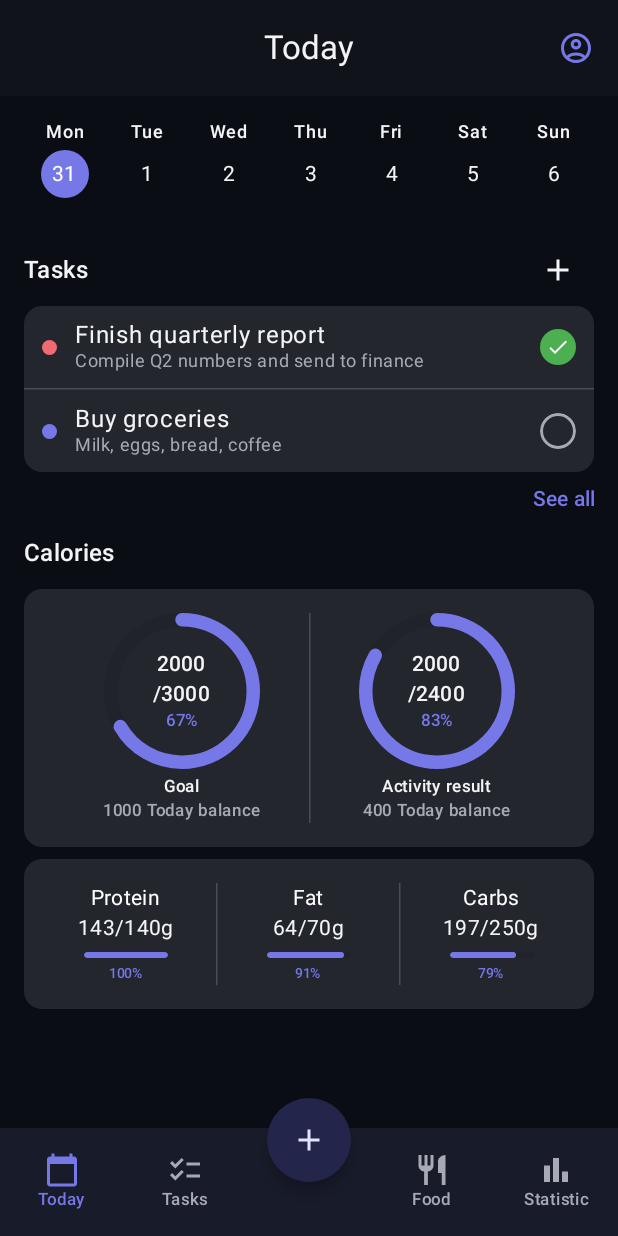
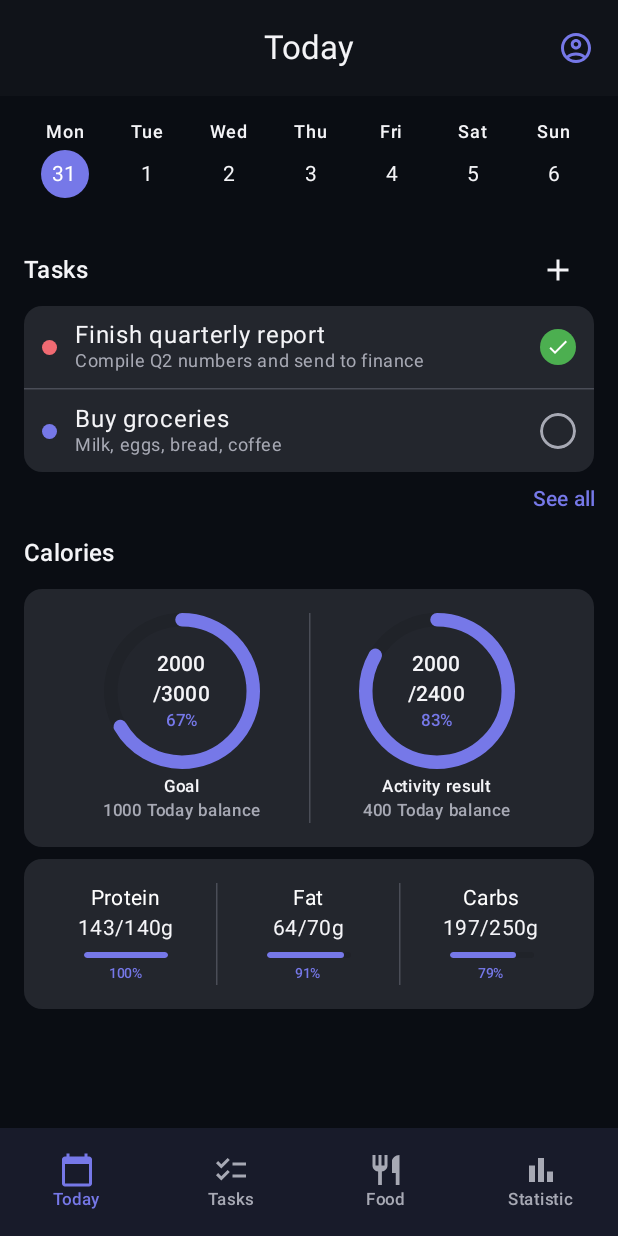
Before and after one commit to PLDima/TaskCal, an Android app built with Jetpack Compose: the screen it shows after launch (MainActivity), on a phone screen of 412 x 824 dp. Run offline under Robolectric (Android 15) with nearby library versions, the phone set to English and light mode, and no system bars; our stand-ins replace Dagger/Hilt's generated code; libraries missing offline, so code that uses them is left out: androidx.hilt.lifecycle.

Commit message:
TKC - 18 - Add task screen ui

```diff
--- a/app/src/main/java/inc/dimasic/taskcal/MainActivity.kt
+++ b/app/src/main/java/inc/dimasic/taskcal/MainActivity.kt
@@ -11,18 +11,14 @@ import androidx.compose.animation.core.tween
 import androidx.compose.animation.fadeIn
 import androidx.compose.animation.fadeOut
 import androidx.compose.animation.togetherWith
-import androidx.compose.foundation.layout.Box
 import androidx.compose.foundation.layout.fillMaxSize
 import androidx.compose.foundation.layout.padding
-import androidx.compose.material3.MaterialTheme
 import androidx.compose.material3.Scaffold
-import androidx.compose.material3.Text
 import androidx.compose.runtime.Composable
 import androidx.compose.runtime.getValue
 import androidx.compose.runtime.mutableStateOf
 import androidx.compose.runtime.remember
 import androidx.compose.runtime.setValue
-import androidx.compose.ui.Alignment
 import androidx.compose.ui.Modifier
 import androidx.compose.ui.unit.IntOffset
 import androidx.compose.ui.tooling.preview.Preview
@@ -30,6 +26,7 @@ import dagger.hilt.android.AndroidEntryPoint
 import inc.dimasic.taskcal.ui.AppTopBar
 import inc.dimasic.taskcal.ui.BottomBar
 import inc.dimasic.taskcal.ui.BottomTab
+import inc.dimasic.taskcal.ui.screens.AddTaskScreen
 import inc.dimasic.taskcal.ui.screens.FoodScreen
 import inc.dimasic.taskcal.ui.screens.ProfileScreen
 import inc.dimasic.taskcal.ui.screens.TasksScreen
@@ -50,35 +47,37 @@ class MainActivity : ComponentActivity() {
     }
 }
 
-private const val PROFILE_TRANSITION_MS = 300
+private const val SCREEN_TRANSITION_MS = 300
+
+private enum class Overlay { NONE, PROFILE, ADD_TASK }
 
 @Composable
 fun TaskCalApp() {
     var selectedTab by remember { mutableStateOf(BottomTab.TODAY) }
-    var showProfile by remember { mutableStateOf(false) }
+    var overlay by remember { mutableStateOf(Overlay.NONE) }
 
-    BackHandler(enabled = showProfile) { showProfile = false }
+    BackHandler(enabled = overlay != Overlay.NONE) { overlay = Overlay.NONE }
 
     AnimatedContent(
-        targetState = showProfile,
+        targetState = overlay,
         transitionSpec = {
-            val direction = if (targetState) {
+            val direction = if (targetState != Overlay.NONE) {
                 AnimatedContentTransitionScope.SlideDirection.Left
             } else {
                 AnimatedContentTransitionScope.SlideDirection.Right
             }
-            val slideSpec = tween<IntOffset>(PROFILE_TRANSITION_MS)
-            val fadeSpec = tween<Float>(PROFILE_TRANSITION_MS)
+            val slideSpec = tween<IntOffset>(SCREEN_TRANSITION_MS)
+            val fadeSpec = tween<Float>(SCREEN_TRANSITION_MS)
             (slideIntoContainer(direction, slideSpec) + fadeIn(fadeSpec))
                 .togetherWith(slideOutOfContainer(direction, slideSpec) + fadeOut(fadeSpec))
         },
-        label = "profileTransition",
-    ) { profileVisible ->
-        if (profileVisible) {
-            Scaffold(
+        label = "screenTransition",
+    ) { currentOverlay ->
+        when (currentOverlay) {
+            Overlay.PROFILE -> Scaffold(
                 modifier = Modifier.fillMaxSize(),
                 topBar = {
-                    AppTopBar(title = "Profile", onBackClick = { showProfile = false })
+                    AppTopBar(title = "Profile", onBackClick = { overlay = Overlay.NONE })
                 },
             ) { innerPadding ->
                 ProfileScreen(
@@ -87,13 +86,27 @@ fun TaskCalApp() {
                         .padding(innerPadding),
                 )
             }
-        } else {
-            Scaffold(
+
+            Overlay.ADD_TASK -> Scaffold(
+                modifier = Modifier.fillMaxSize(),
+                topBar = {
+                    AppTopBar(title = "New task", onBackClick = { overlay = Overlay.NONE })
+                },
+            ) { innerPadding ->
+                AddTaskScreen(
+                    onTaskCreated = { overlay = Overlay.NONE },
+                    modifier = Modifier
+                        .fillMaxSize()
+                        .padding(innerPadding),
+                )
+            }
+
+            Overlay.NONE -> Scaffold(
                 modifier = Modifier.fillMaxSize(),
                 topBar = {
                     AppTopBar(
                         title = selectedTab.label,
-                        onProfileClick = { showProfile = true },
+                        onProfileClick = { overlay = Overlay.PROFILE },
                     )
                 },
                 bottomBar = {
@@ -102,6 +115,7 @@ fun TaskCalApp() {
             ) { innerPadding ->
                 TabContent(
                     tab = selectedTab,
+                    onAddTask = { overlay = Overlay.ADD_TASK },
                     modifier = Modifier
                         .fillMaxSize()
                         .padding(innerPadding),
@@ -112,15 +126,12 @@ fun TaskCalApp() {
 }
 
 @Composable
-fun TabContent(tab: BottomTab, modifier: Modifier = Modifier) {
+fun TabContent(tab: BottomTab, onAddTask: () -> Unit, modifier: Modifier = Modifier) {
     when (tab) {
         BottomTab.TODAY -> TodayScreen(modifier = modifier)
-        BottomTab.TASKS -> TasksScreen(modifier = modifier)
+        BottomTab.TASKS -> TasksScreen(onAddTask = onAddTask, modifier = modifier)
         BottomTab.FOOD -> FoodScreen(modifier = modifier)
         BottomTab.STATISTIC -> StatisticScreen(modifier = modifier)
-        else -> Box(modifier = modifier, contentAlignment = Alignment.Center) {
-            Text(text = tab.label, style = MaterialTheme.typography.headlineMedium)
-        }
     }
 }
 
--- a/app/src/main/java/inc/dimasic/taskcal/ui/BottomBar.kt
+++ b/app/src/main/java/inc/dimasic/taskcal/ui/BottomBar.kt
@@ -2,24 +2,18 @@ package inc.dimasic.taskcal.ui
 
 import androidx.compose.foundation.interaction.MutableInteractionSource
 import androidx.compose.foundation.layout.Arrangement
-import androidx.compose.foundation.layout.Box
 import androidx.compose.foundation.layout.Column
 import androidx.compose.foundation.layout.Row
 import androidx.compose.foundation.layout.RowScope
 import androidx.compose.foundation.layout.fillMaxHeight
 import androidx.compose.foundation.layout.fillMaxWidth
 import androidx.compose.foundation.layout.height
-import androidx.compose.foundation.layout.offset
-import androidx.compose.foundation.layout.size
 import androidx.compose.foundation.selection.selectable
-import androidx.compose.foundation.shape.CircleShape
 import androidx.compose.material.icons.Icons
-import androidx.compose.material.icons.filled.Add
 import androidx.compose.material.icons.filled.BarChart
 import androidx.compose.material.icons.filled.CalendarToday
 import androidx.compose.material.icons.filled.Checklist
 import androidx.compose.material.icons.filled.Restaurant
-import androidx.compose.material3.FloatingActionButton
 import androidx.compose.material3.Icon
 import androidx.compose.material3.MaterialTheme
 import androidx.compose.material3.Surface
@@ -34,14 +28,11 @@ import androidx.compose.ui.unit.dp
 enum class BottomTab(val label: String) {
     TODAY("Today"),
     TASKS("Tasks"),
-    ADD("Add"),
     FOOD("Food"),
     STATISTIC("Statistic"),
 }
 
 private const val BAR_HEIGHT_DP = 72
-private const val FAB_SIZE_DP = 56
-private const val FAB_RAISE_DP = 20
 
 @Composable
 fun BottomBar(
@@ -49,8 +40,7 @@ fun BottomBar(
     onTabSelected: (BottomTab) -> Unit,
     modifier: Modifier = Modifier,
 ) {
-    Box(modifier = modifier.fillMaxWidth()) {
-        Surface(tonalElevation = 3.dp, shadowElevation = 3.dp) {
+    Surface(modifier = modifier.fillMaxWidth(), tonalElevation = 3.dp, shadowElevation = 3.dp) {
         Row(
             modifier = Modifier
                 .fillMaxWidth()
@@ -69,7 +59,6 @@ fun BottomBar(
                 selected = selectedTab == BottomTab.TASKS,
                 onClick = { onTabSelected(BottomTab.TASKS) },
             )
-                Box(modifier = Modifier.weight(1f))
             BottomBarItem(
                 tab = BottomTab.FOOD,
                 icon = Icons.Filled.Restaurant,
@@ -82,18 +71,6 @@ fun BottomBar(
                 selected = selectedTab == BottomTab.STATISTIC,
                 onClick = { onTabSelected(BottomTab.STATISTIC) },
             )
-            }
-        }
-
-        FloatingActionButton(
-            onClick = { onTabSelected(BottomTab.ADD) },
-            shape = CircleShape,
-            modifier = Modifier
-                .align(Alignment.TopCenter)
-                .offset(y = (-FAB_RAISE_DP).dp)
-                .size(FAB_SIZE_DP.dp),
-        ) {
-            Icon(Icons.Filled.Add, contentDescription = BottomTab.ADD.label)
         }
     }
 }
```
Also changed, not shown: app/src/main/java/inc/dimasic/taskcal/repository/TasksRepository.kt (+22 -0 lines), app/src/main/java/inc/dimasic/taskcal/ui/screens/AddTaskScreen.kt (added, +242 -0 lines), app/src/main/java/inc/dimasic/taskcal/ui/screens/AddTaskViewModel.kt (added, +26 -0 lines), app/src/main/java/inc/dimasic/taskcal/ui/screens/TasksScreen.kt (+17 -1 lines), app/src/main/java/inc/dimasic/taskcal/usecase/TasksUseCase.kt (+10 -0 lines). Lines whose indentation alone changed are shown as unchanged.
